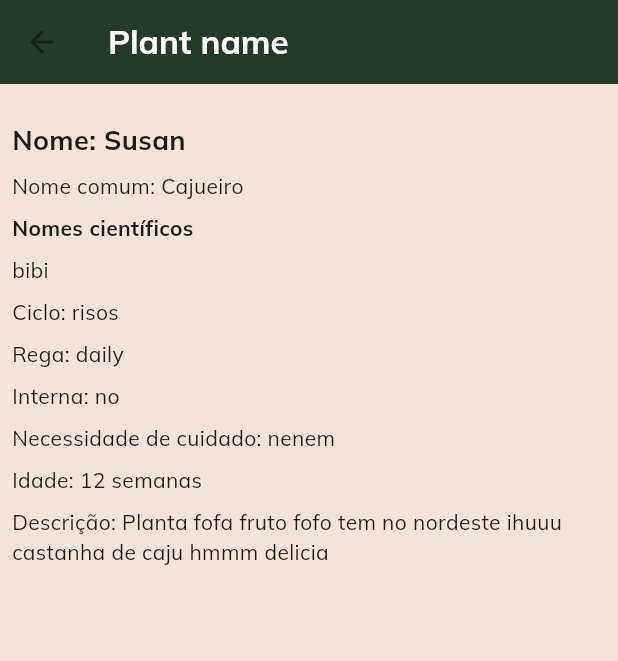
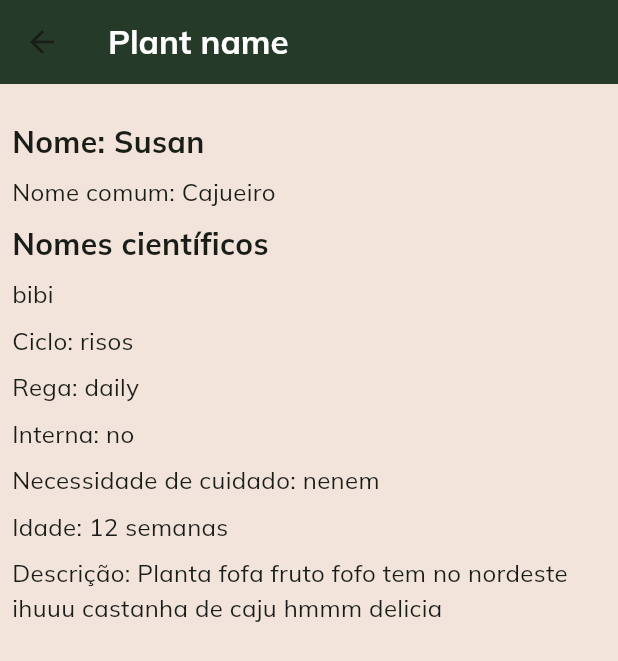
Before and after one commit to isarbela/plantasia-flutter, a Flutter app: the screen it shows after launch, after a tap on "Susan", on a phone screen of 412 x 824 dp. Shown: the top 661 px of the screen. Run offline on Flutter 3.47's test engine with Material 2 defaults, Android fonts, the phone set to English and light mode, and no system bars; our stand-ins replace image_picker.

Commit message:
Separação TextStyle página de detalhes Facilita em alterações de fonte caso seja necessário

```diff
--- a/plantasia/lib/widgets/column_information.dart
+++ b/plantasia/lib/widgets/column_information.dart
@@ -4,6 +4,15 @@ import 'package:plantasia/modules/models/plant.dart';
 class PlantInfo extends StatelessWidget {
   final Plant plantData;
   const PlantInfo({super.key, required this.plantData});
+
+  final TextStyle title = const TextStyle(
+    fontSize: 20,
+    fontWeight: FontWeight.bold
+  );
+  final TextStyle textInfo = const TextStyle(
+    fontSize: 16,
+    fontWeight: FontWeight.normal,
+  );
 
   @override
   Widget build(BuildContext context) {
@@ -16,16 +25,14 @@ class PlantInfo extends StatelessWidget {
             children: [
               Text(
                 "Nome: ${plantData.name}",
-                style: const TextStyle(
-                  fontSize: 18,
-                  fontWeight: FontWeight.bold,
-                ),
+                style: title,
               ),
               const SizedBox(
                 height: 8,
               ),
               Text(
-                "Nome comum: ${plantData.commonName}"
+                "Nome comum: ${plantData.commonName}",
+                style: textInfo,
               ),
               const SizedBox(
                 height: 8,
@@ -34,7 +41,8 @@ class PlantInfo extends StatelessWidget {
                 "Nomes científicos",
                 style: TextStyle(
                   fontWeight: FontWeight.bold,
-                ),
+                  fontSize: 20,
+                ), // Não sei por que ele não aceitou colocar style: title
               ),
               const SizedBox(
                 height: 8,
@@ -43,7 +51,10 @@ class PlantInfo extends StatelessWidget {
                 shrinkWrap: true,
                 itemCount: plantData.scientificName.length,
                 itemBuilder:(context, index) {
-                  return Text(plantData.scientificName[index]);
+                  return Text(
+                    plantData.scientificName[index],
+                    style: textInfo,
+                  );
                 },
                 physics: const NeverScrollableScrollPhysics(),
               ),
@@ -52,36 +63,42 @@ class PlantInfo extends StatelessWidget {
               ),
               Text(
                 "Ciclo: ${plantData.cycle}",
+                style: textInfo,
               ),
               const SizedBox(
                 height: 8,
               ),
               Text(
                 "Rega: ${plantData.watering}",
+                style: textInfo,
               ),
               const SizedBox(
                 height: 8,
               ),
               Text(
                 "Interna: ${plantData.indoor}",
+                style: textInfo,
               ),
               const SizedBox(
                 height: 8,
               ),
               Text(
                 "Necessidade de cuidado: ${plantData.careLevel}",
+                style: textInfo,
               ),
               const SizedBox(
                 height: 8,
               ),
               Text(
-                "Idade: ${plantData.age} semanas"
+                "Idade: ${plantData.age} semanas",
+                style: textInfo,
               ),
               const SizedBox(
                 height: 8,
               ),
               Text(
-                "Descrição: ${plantData.description}"
+                "Descrição: ${plantData.description}",
+                style: textInfo,
               ),
               const SizedBox(
                 height: 8,
```
